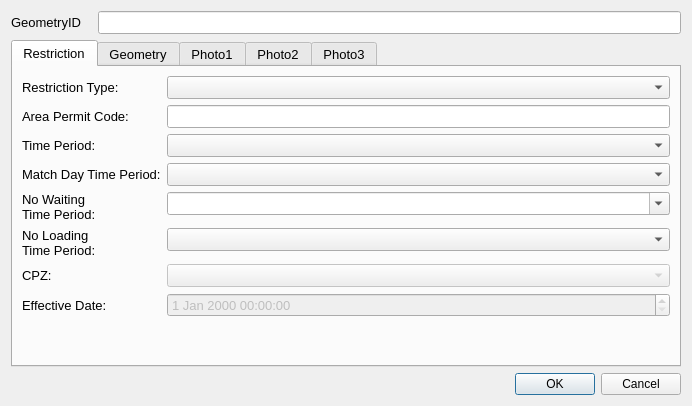
This is ui/restrictionPolygonDetails_dialog_base_qt5.ui in tlh22/TOMs as Qt 5 draws it before an edit. The edited form follows.
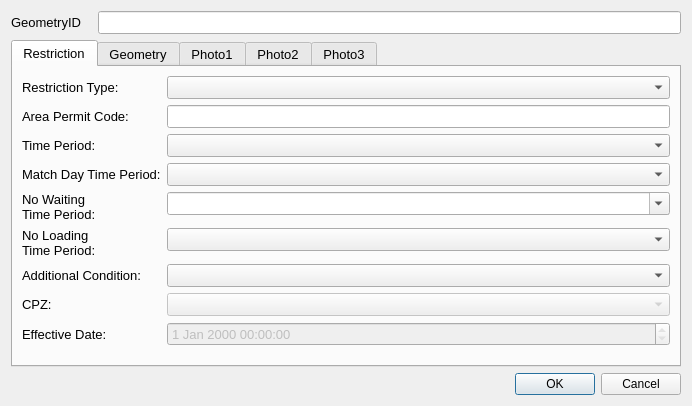
This is the edited form. Custom widgets are drawn as their Qt base class.

Diff of the .ui file:
```diff
--- a/ui/restrictionPolygonDetails_dialog_base_qt5.ui
+++ b/ui/restrictionPolygonDetails_dialog_base_qt5.ui
@@ -207,32 +207,35 @@
        <item row="6" column="1">
         <widget class="QComboBox" name="NoLoadingTimeID"/>
        </item>
-       <item row="7" column="0">
+       <item row="9" column="0">
         <widget class="QLabel" name="lbl_CPZ">
          <property name="text">
           <string>CPZ:</string>
          </property>
         </widget>
        </item>
-       <item row="7" column="1">
+       <item row="9" column="1">
         <widget class="QComboBox" name="CPZ">
          <property name="enabled">
           <bool>false</bool>
          </property>
         </widget>
        </item>
-       <item row="9" column="0">
+       <item row="11" column="0">
         <widget class="QLabel" name="lbl_OpenDate">
          <property name="text">
           <string>Effective Date:</string>
          </property>
         </widget>
        </item>
-       <item row="9" column="1">
+       <item row="11" column="1">
         <widget class="QgsDateTimeEdit" name="OpenDate">
          <property name="enabled">
           <bool>false</bool>
          </property>
+         <property name="readOnly">
+          <bool>true</bool>
+         </property>
         </widget>
        </item>
        <item row="3" column="0">
@@ -248,6 +251,31 @@
        <item row="3" column="1">
         <widget class="QComboBox" name="MatchDayTimePeriodID"/>
        </item>
+       <item row="7" column="0">
+        <widget class="QLabel" name="lbl_PaymentType_2">
+         <property name="minimumSize">
+          <size>
+           <width>90</width>
+           <height>16</height>
+          </size>
+         </property>
+         <property name="font">
+          <font>
+           <pointsize>10</pointsize>
+          </font>
+         </property>
+         <property name="text">
+          <string>Additional Condition:</string>
+         </property>
+        </widget>
+       </item>
+       <item row="7" column="1">
+        <widget class="QComboBox" name="AdditionalConditionID">
+         <property name="currentIndex">
+          <number>-1</number>
+         </property>
+        </widget>
+       </item>
       </layout>
      </widget>
      <widget class="QWidget" name="tab">
```
Left out of the diff: 4 changed lines with no effect on the pictures.
